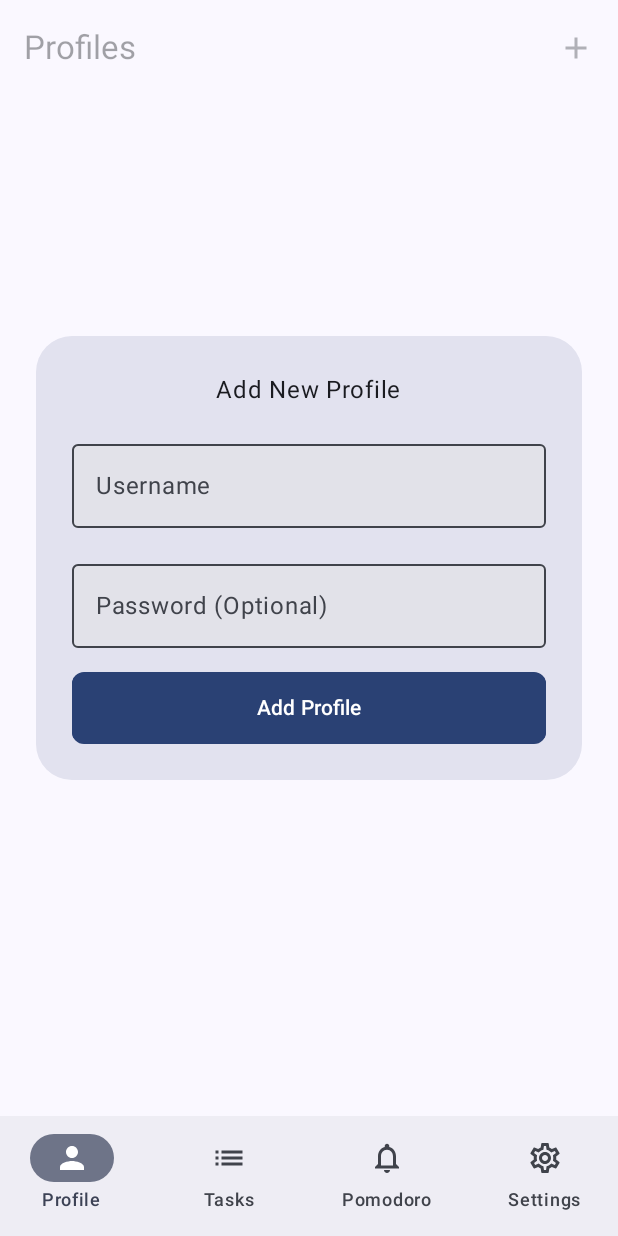
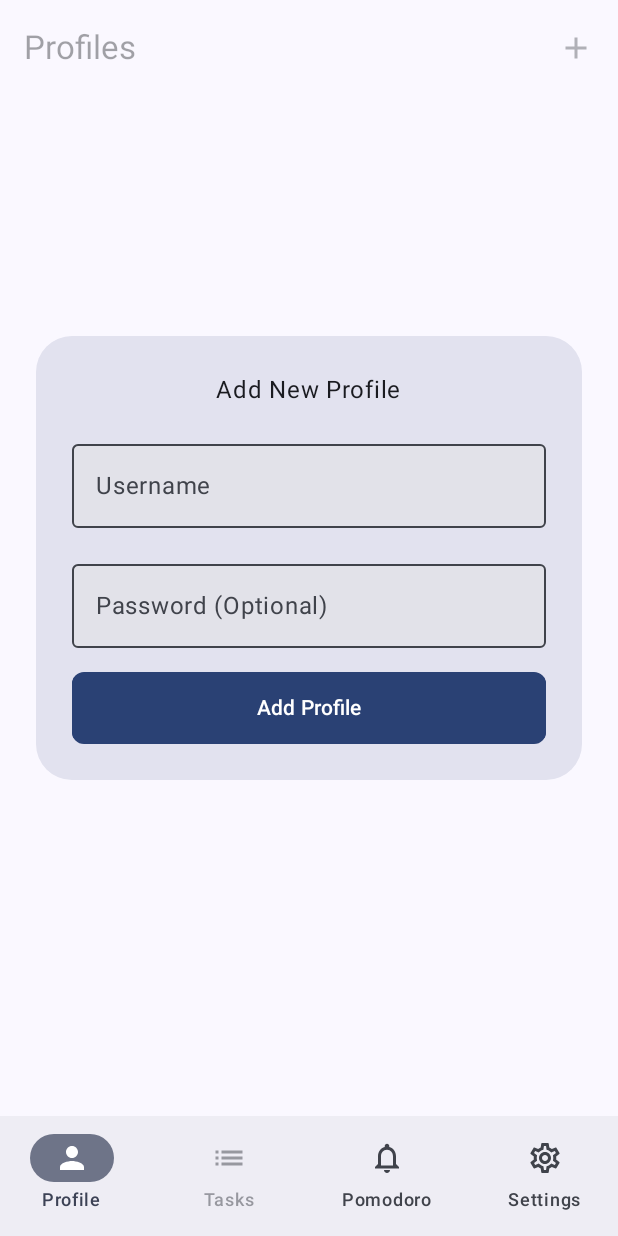
Before and after one commit to P2715990/PomoPlanner, an Android app built with Jetpack Compose: the screen it shows after launch (MainActivity), after a tap on "Add Profile", on a phone screen of 412 x 824 dp. Run offline under Robolectric (Android 15) with nearby library versions, the phone set to English and light mode, and no system bars.

Commit message:
App now ensures no profile is selected on launch...
...TasksTab is locked out unless profile is selected

```diff
--- a/app/src/main/java/com/example/pomoplanner/ui/MainActivity.kt
+++ b/app/src/main/java/com/example/pomoplanner/ui/MainActivity.kt
@@ -2,8 +2,11 @@ package com.example.pomoplanner.ui
 
 import android.os.Bundle
 import androidx.activity.ComponentActivity
+import androidx.activity.compose.BackHandler
 import androidx.activity.compose.setContent
 import androidx.activity.enableEdgeToEdge
+import androidx.compose.foundation.interaction.Interaction
+import androidx.compose.foundation.interaction.MutableInteractionSource
 import androidx.compose.foundation.layout.fillMaxSize
 import androidx.compose.foundation.layout.padding
 import androidx.compose.material.icons.Icons
@@ -28,6 +31,7 @@ import androidx.compose.runtime.Composable
 import androidx.compose.runtime.getValue
 import androidx.compose.runtime.mutableIntStateOf
 import androidx.compose.runtime.mutableStateOf
+import androidx.compose.runtime.remember
 import androidx.compose.runtime.saveable.rememberSaveable
 import androidx.compose.runtime.setValue
 import androidx.compose.ui.Modifier
@@ -37,15 +41,20 @@ import androidx.navigation.NavController
 import androidx.navigation.compose.NavHost
 import androidx.navigation.compose.composable
 import androidx.navigation.compose.rememberNavController
+import com.example.pomoplanner.model.DBHelper
+import com.example.pomoplanner.model.Profile
 import com.example.pomoplanner.ui.theme.PomoPlannerTheme
+import kotlinx.coroutines.flow.Flow
+import kotlinx.coroutines.flow.emptyFlow
 
-// class for items on the navigation bar
 class TabBarItem(
     val title: String,
     val selectedIcon: ImageVector,
     val unselectedIcon: ImageVector,
+    initialIsDisabled: Boolean = false,
     initialBadgeAmount: Int? = null,
 ) {
+    var isDisabled by mutableStateOf(initialIsDisabled)
     var badgeAmount by mutableStateOf(initialBadgeAmount)
 }
 
@@ -58,17 +67,18 @@ val profileTab = TabBarItem(
 val tasksTab = TabBarItem(
     title = "Tasks",
     selectedIcon = Icons.AutoMirrored.Filled.List,
-    unselectedIcon = Icons.AutoMirrored.Outlined.List
+    unselectedIcon = Icons.AutoMirrored.Outlined.List,
+    true
 )
 val pomodoroTab = TabBarItem(
     title = "Pomodoro",
     selectedIcon = Icons.Filled.Notifications,
-    unselectedIcon = Icons.Outlined.Notifications
+    unselectedIcon = Icons.Outlined.Notifications,
 )
 val settingsTab = TabBarItem(
     title = "Settings",
     selectedIcon = Icons.Filled.Settings,
-    unselectedIcon = Icons.Outlined.Settings
+    unselectedIcon = Icons.Outlined.Settings,
 )
 
 // creating list of navigation tabs
@@ -79,6 +89,16 @@ class MainActivity : ComponentActivity() {
     override fun onCreate(savedInstanceState: Bundle?) {
         super.onCreate(savedInstanceState)
         enableEdgeToEdge()
+
+        // log out of any profile on launch
+        val dbHelper = DBHelper(this)
+
+        val profile: Profile = dbHelper.getSelectedProfile()
+        if (profile.profileId != -1) {
+            profile.profileIsSelected = false
+            dbHelper.updateProfile(profile)
+        }
+
         setContent {
             PomoPlannerTheme {
                 PomoPlannerApp()
@@ -92,6 +112,7 @@ class MainActivity : ComponentActivity() {
 private fun PomoPlannerApp() {
     // creating navController
     val navController = rememberNavController()
+
     Surface(
         modifier = Modifier.fillMaxSize(),
         color = MaterialTheme.colorScheme.background
@@ -99,17 +120,33 @@ private fun PomoPlannerApp() {
         Scaffold(
             bottomBar = { TabView(tabBarItems, navController) }
         ) { innerPadding ->
-            NavHost(modifier = Modifier.padding(innerPadding), navController = navController, startDestination = tasksTab.title) {
+            NavHost(
+                modifier = Modifier.padding(innerPadding),
+                navController = navController,
+                startDestination = profileTab.title
+            ) {
                 composable(profileTab.title) {
+                    BackHandler(true) {
+                        // disable back navigating
+                    }
                     ProfileTab()
                 }
                 composable(tasksTab.title) {
+                    BackHandler(true) {
+                        // disable back navigating
+                    }
                     TasksTab()
                 }
                 composable(pomodoroTab.title) {
+                    BackHandler(true) {
+                        // disable back navigating
+                    }
                     PomodoroTab()
                 }
                 composable(settingsTab.title) {
+                    BackHandler(true) {
+                        // disable back navigating
+                    }
                     SettingsTab()
                 }
             }
@@ -121,16 +158,32 @@ private fun PomoPlannerApp() {
 @Composable
 private fun TabView(tabBarItems: List<TabBarItem>, navController: NavController) {
     var selectedTabIndex by rememberSaveable {
-        mutableIntStateOf(1)
+        mutableIntStateOf(0)
+    }
+
+    class NoAnimationInteractionSource : MutableInteractionSource {
+        override val interactions: Flow<Interaction> = emptyFlow()
+        override suspend fun emit(interaction: Interaction) {}
+        override fun tryEmit(interaction: Interaction) = true
     }
 
     NavigationBar {
         tabBarItems.forEachIndexed { index, tabBarItem ->
+            val noAnimationInteractionSource = remember { NoAnimationInteractionSource() }
+            val interactionSource = remember { MutableInteractionSource() }
+
             NavigationBarItem(
                 selected = selectedTabIndex == index,
                 onClick = {
-                    selectedTabIndex = index
-                    navController.navigate(tabBarItem.title)
+                    if (!tabBarItem.isDisabled) {
+                        selectedTabIndex = index
+                        navController.navigate(tabBarItem.title)
+                    }
+                },
+                interactionSource = if (tabBarItem.isDisabled) {
+                    noAnimationInteractionSource
+                } else {
+                    interactionSource
                 },
                 icon = {
                     TabBarIconView(
@@ -138,10 +191,20 @@ private fun TabView(tabBarItems: List<TabBarItem>, navController: NavController)
                         selectedIcon = tabBarItem.selectedIcon,
                         unselectedIcon = tabBarItem.unselectedIcon,
                         title = tabBarItem.title,
+                        isDisabled = tabBarItem.isDisabled,
                         badgeAmount = tabBarItem.badgeAmount
                     )
                 },
-                label = { Text(tabBarItem.title) })
+                label = {
+                    Text(
+                        modifier = if (tabBarItem.isDisabled) {
+                            Modifier.alpha(0.5f)
+                        } else {
+                            Modifier.alpha(1f)
+                        },
+                        text = tabBarItem.title
+                    )
+                })
         }
     }
 }
@@ -154,10 +217,16 @@ private fun TabBarIconView(
     selectedIcon: ImageVector,
     unselectedIcon: ImageVector,
     title: String,
+    isDisabled: Boolean,
     badgeAmount: Int? = null,
 ) {
     BadgedBox(badge = { TabBarBadgeView(badgeAmount) }) {
         Icon(
+            modifier = if (isDisabled) {
+                Modifier.alpha(0.5f)
+            } else {
+                Modifier.alpha(1f)
+            },
             imageVector = if (isSelected) {
                 selectedIcon
             } else {
--- a/app/src/main/java/com/example/pomoplanner/ui/PomodoroTab.kt
+++ b/app/src/main/java/com/example/pomoplanner/ui/PomodoroTab.kt
@@ -5,5 +5,5 @@ import androidx.compose.runtime.Composable
 
 @Composable
 fun PomodoroTab() {
-    Text(pomodoroTab.title)
+    Text("Pomodoro Tab")
 }
--- a/app/src/main/java/com/example/pomoplanner/ui/ProfileTab.kt
+++ b/app/src/main/java/com/example/pomoplanner/ui/ProfileTab.kt
@@ -151,8 +151,6 @@ fun ProfileListView(
     onDeleteButtonClicked: (Profile) -> Unit,
     padding: PaddingValues,
 ) {
-    val interactionSource = remember { MutableInteractionSource() }
-
     LazyColumn(
         modifier = Modifier
             .padding(padding)
@@ -163,6 +161,8 @@ fun ProfileListView(
     ) {
         profiles.forEachIndexed { index, profile ->
             item {
+                val interactionSource = remember { MutableInteractionSource() }
+
                 Surface(
                     modifier = Modifier
                         .fillMaxSize()
--- a/app/src/main/java/com/example/pomoplanner/ui/ProfileTabViewModel.kt
+++ b/app/src/main/java/com/example/pomoplanner/ui/ProfileTabViewModel.kt
@@ -62,6 +62,7 @@ class ProfileTabViewModel(application: Application) : AndroidViewModel(applicati
 
     fun getSelectedProfile() {
         _selectedProfile = dbHelper.getSelectedProfile()
+        tasksTab.isDisabled = _selectedProfile!!.profileId == -1
     }
 
     // add data to model
@@ -131,6 +132,7 @@ class ProfileTabViewModel(application: Application) : AndroidViewModel(applicati
         if (deleteProfileErrorMessage == "") {
             dbHelper.deleteProfile(profile)
             getProfiles()
+            getSelectedProfile()
             setShowConfirmDeletePopup(false)
         }
     }
--- a/app/src/main/java/com/example/pomoplanner/ui/SettingsTab.kt
+++ b/app/src/main/java/com/example/pomoplanner/ui/SettingsTab.kt
@@ -5,5 +5,5 @@ import androidx.compose.runtime.Composable
 
 @Composable
 fun SettingsTab() {
-    Text(settingsTab.title)
+    Text("Settings Tab")
 }
```
